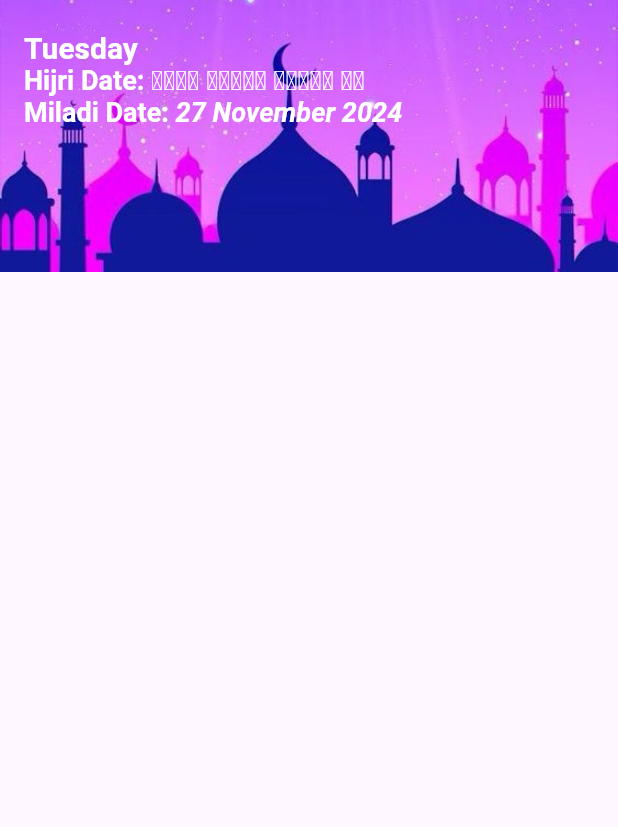
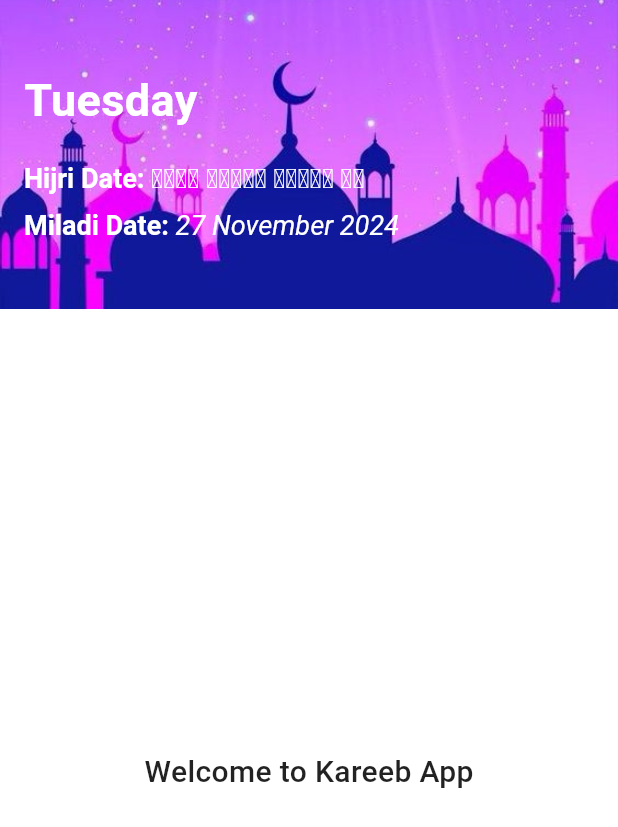
Before and after one commit to mohammadhamza16/kareep, a Flutter app: the HomeView screen opened directly, on a phone screen of 412 x 824 dp. Shown: the top 827 px of the screen. Run offline on Flutter 3.47's test engine with Material 3 defaults, Android fonts, the phone set to English and light mode, and no system bars; our stand-ins replace convex_bottom_bar, hijri, introduction_screen.

Commit message:
refactor home view

```diff
--- a/lib/features/home/view/home_view.dart
+++ b/lib/features/home/view/home_view.dart
@@ -1,5 +1,8 @@
 import 'package:flutter/material.dart';
 import 'package:hijri/hijri_calendar.dart';
+import 'package:kareeb/features/home/view/widgets/build_backgrond.dart';
+import 'package:kareeb/features/home/view/widgets/date_info_row.dart';
+import 'package:kareeb/features/home/view/widgets/day_name.dart';
 
 class HomeView extends StatefulWidget {
   const HomeView({super.key});
@@ -16,80 +19,58 @@ class _HomeViewState extends State<HomeView> {
     final Size sizeOfScreen = MediaQuery.of(context).size;
     HijriCalendar.setLocal('ar');
 
-    return Scaffold(
-      body: Stack(
-        children: [
-          Container(
-            height: sizeOfScreen.height * 0.22,
-            decoration: const BoxDecoration(
-              image: DecorationImage(
-                fit: BoxFit.cover,
-                image: AssetImage('assets/images/background_img.jpg'),
-              ),
-            ),
-          ),
-          SafeArea(
-            child: Column(
-              crossAxisAlignment: CrossAxisAlignment.start,
-              children: [
-                const SizedBox(height: 20),
-                Padding(
-                  padding: const EdgeInsets.symmetric(horizontal: 16.0),
-                  child: RichText(
-                    text: TextSpan(
-                      style: const TextStyle(
-                        fontSize: 18,
-                        fontWeight: FontWeight.bold,
-                        color: Colors.white,
-                      ),
+    return SafeArea(
+      child: Scaffold(
+        body: Column(
+          children: [
+            SizedBox(
+              height: sizeOfScreen.height * 0.25,
+              child: Stack(
+                children: [
+                  const BuildBackground(),
+                  Padding(
+                    padding: const EdgeInsets.symmetric(horizontal: 16.0),
+                    child: Column(
+                      crossAxisAlignment: CrossAxisAlignment.start,
+                      mainAxisAlignment: MainAxisAlignment.center,
                       children: [
-                        TextSpan(
-                          text: "${_dayName(miladi.weekday)}\n",
-                          style: const TextStyle(
-                            fontSize: 20,
-                            fontWeight: FontWeight.bold,
-                          ),
+                        DayName(weekday: miladi.weekday),
+                        const SizedBox(height: 20),
+                        DateInfoRow(
+                          title: "Hijri Date: ",
+                          date: hijri.toFormat("dd MMMM yyyy"),
                         ),
-                        const TextSpan(
-                          text: 'Hijri Date: ',
-                          style: TextStyle(fontWeight: FontWeight.w600),
-                        ),
-                        TextSpan(
-                          text: "${hijri.toFormat("dd MMMM yyyy")}\n",
-                          style: const TextStyle(fontStyle: FontStyle.italic),
-                        ),
-                        const TextSpan(
-                          text: 'Miladi Date: ',
-                          style: TextStyle(fontWeight: FontWeight.w600),
-                        ),
-                        TextSpan(
-                          text:
+                        const SizedBox(height: 10),
+                        DateInfoRow(
+                          title: "Miladi Date: ",
+                          date:
                               "${miladi.day} ${_monthName(miladi.month)} ${miladi.year}",
-                          style: const TextStyle(fontStyle: FontStyle.italic),
                         ),
                       ],
                     ),
                   ),
+                ],
+              ),
+            ),
+            Expanded(
+              child: Container(
+                color: Colors.white,
+                child: const Center(
+                  child: Text(
+                    "Welcome to Kareeb App",
+                    style: TextStyle(
+                      fontSize: 20,
+                      fontWeight: FontWeight.w500,
+                      color: Colors.black87,
+                    ),
+                  ),
                 ),
-              ],
+              ),
             ),
-          ),
-        ],
+          ],
+        ),
       ),
     );
-  }
-
-  String _dayName(int weekday) {
-    const days = [
-      "Sunday",
-      "Monday",
-      "Tuesday",
-      "Wednesday",
-      "Thursday",
-      "Friday",
-      "Saturday"
-    ];
-    return days[weekday - 1];
   }
 
   String _monthName(int month) {
--- /dev/null
+++ b/lib/features/home/view/widgets/build_backgrond.dart
@@ -0,0 +1,17 @@
+import 'package:flutter/material.dart';
+
+class BuildBackground extends StatelessWidget {
+  const BuildBackground({super.key});
+
+  @override
+  Widget build(BuildContext context) {
+    return Container(
+      decoration: const BoxDecoration(
+        image: DecorationImage(
+          fit: BoxFit.cover,
+          image: AssetImage('assets/images/background_img.jpg'),
+        ),
+      ),
+    );
+  }
+}
--- /dev/null
+++ b/lib/features/home/view/widgets/date_info_row.dart
@@ -0,0 +1,28 @@
+import 'package:flutter/material.dart';
+
+class DateInfoRow extends StatelessWidget {
+  final String title;
+  final String date;
+
+  // ignore: use_key_in_widget_constructors
+  const DateInfoRow({required this.title, required this.date});
+
+  @override
+  Widget build(BuildContext context) {
+    return RichText(
+      text: TextSpan(
+        style: const TextStyle(fontSize: 18, color: Colors.white),
+        children: [
+          TextSpan(
+            text: title,
+            style: const TextStyle(fontWeight: FontWeight.w600),
+          ),
+          TextSpan(
+            text: date,
+            style: const TextStyle(fontStyle: FontStyle.italic),
+          ),
+        ],
+      ),
+    );
+  }
+}
--- /dev/null
+++ b/lib/features/home/view/widgets/day_name.dart
@@ -0,0 +1,32 @@
+import 'package:flutter/material.dart';
+
+class DayName extends StatelessWidget {
+  final int weekday;
+
+  const DayName({super.key, required this.weekday});
+
+  @override
+  Widget build(BuildContext context) {
+    return Text(
+      _dayName(weekday),
+      style: const TextStyle(
+        fontSize: 30,
+        fontWeight: FontWeight.bold,
+        color: Colors.white,
+      ),
+    );
+  }
+
+  String _dayName(int weekday) {
+    const days = [
+      "Sunday",
+      "Monday",
+      "Tuesday",
+      "Wednesday",
+      "Thursday",
+      "Friday",
+      "Saturday"
+    ];
+    return days[weekday - 1];
+  }
+}
```
